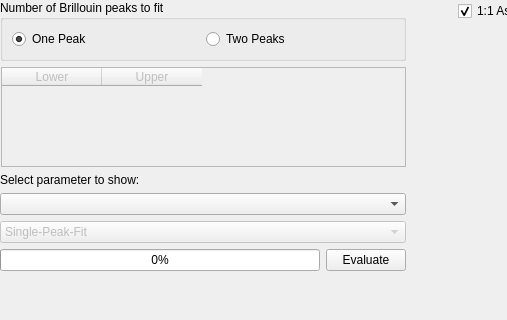
The window that bmicro/gui/evaluation/evaluation_view.ui (BrillouinMicroscopy/BMicro) describes before a commit, drawn with Qt 5; both pictures show x 0 to 507 and y 0 to 320 of the 912 by 608 pixel window.
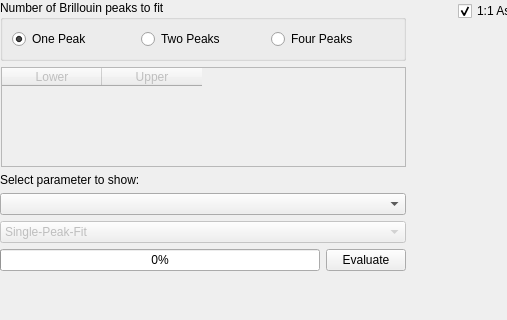
The same window after the commit.

Commit message: Add GUI for 4-peak-fit

```diff
--- a/bmicro/gui/evaluation/evaluation_view.ui
+++ b/bmicro/gui/evaluation/evaluation_view.ui
@@ -71,6 +71,16 @@
             </attribute>
            </widget>
           </item>
+          <item>
+           <widget class="QRadioButton" name="nrBrillouinPeaks_4">
+            <property name="text">
+             <string>Four Peaks</string>
+            </property>
+            <attribute name="buttonGroup">
+             <string notr="true">buttonGroup</string>
+            </attribute>
+           </widget>
+          </item>
          </layout>
         </widget>
        </item>
```
Left out of the diff: 30 changed lines with no effect on the pictures. The commit also changes 3 other files.
